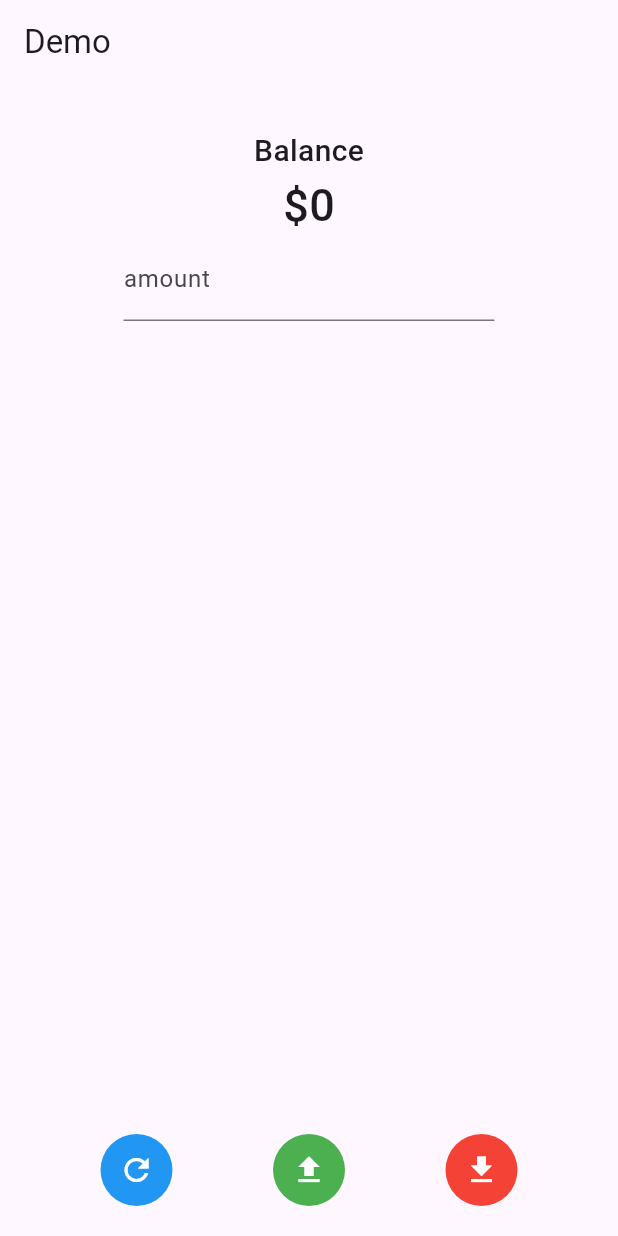
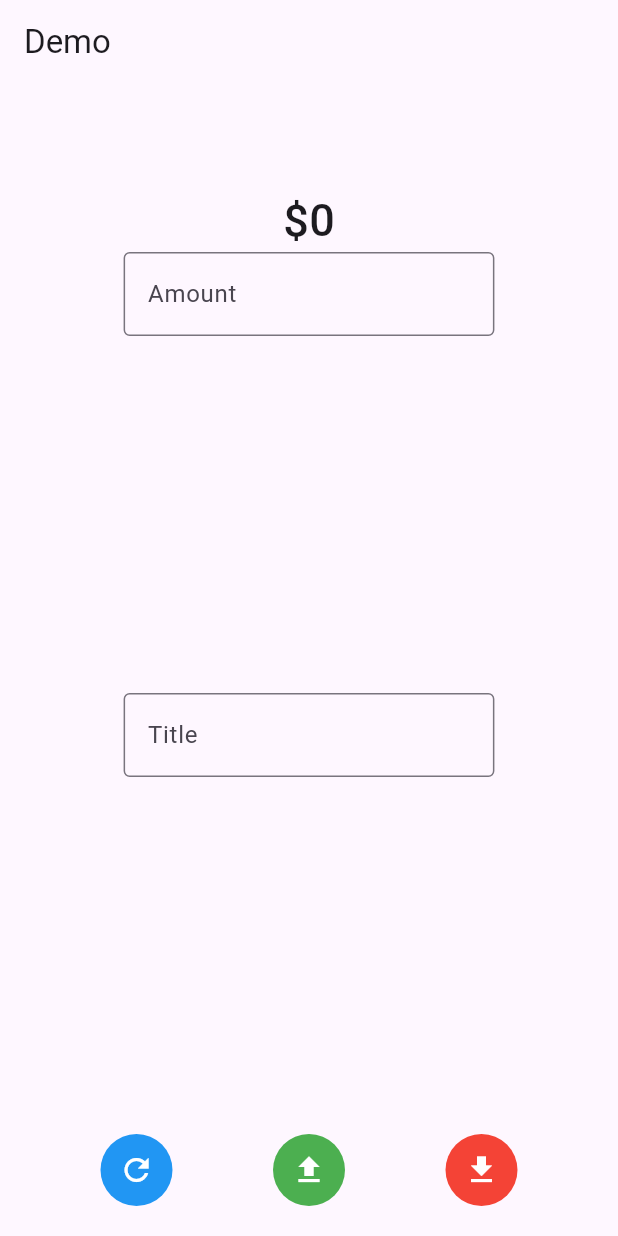
Before and after one commit to Alis-elsys/Diploma, a Flutter app: the screen it shows after launch, after a tap on the "refresh" icon, on a phone screen of 412 x 824 dp. Run offline on Flutter 3.47's test engine with Material 3 defaults, Android fonts, the phone set to English and light mode, and no system bars; our stand-ins replace flutter_animate, google_fonts, slider_button; missing offline and left inert: fl_toast, flutter_stripe, walletconnect_dart, walletconnect_flutter_v2, web3dart, web3modal_flutter; network calls fail.

Commit message:
90% working demo

```diff
--- a/Projects/example/example/lib/main.dart
+++ b/Projects/example/example/lib/main.dart
@@ -22,7 +22,8 @@ class MyApp extends StatefulWidget {
 class _MyAppState extends State<MyApp> with WidgetsBindingObserver {
   late Client httpClient;
   late Web3Client ethClient;
-  TextEditingController controller = TextEditingController();
+  TextEditingController controllerAmount = TextEditingController();
+  TextEditingController controllerTitle = TextEditingController();
   // Ethereum address
   final String myAddress = "0x5e5386C139c5A9F9d99a743Ff10647b140AB543c";
   // my "0x5e5386C139c5A9F9d99a743Ff10647b140AB543c";
@@ -35,9 +36,10 @@ class _MyAppState extends State<MyApp> with WidgetsBindingObserver {
   String privateKey = "5e0b7dd43a57934770bb8e7d563d26cc94f4c9cb4ec04c72e20cf1bee4cd66c3";
   //  my  "5e0b7dd43a57934770bb8e7d563d26cc94f4c9cb4ec04c72e20cf1bee4cd66c3";
 
-  var balance = 0;
+  int balance = 0;
+  String title = "";
   bool loading = false;
-  int amount = 0;
+  //int amount = 0;
 
 
   Future<String> transaction(String functionName, List<dynamic> args) async {
@@ -60,7 +62,7 @@ class _MyAppState extends State<MyApp> with WidgetsBindingObserver {
 
   Future<DeployedContract> getContract() async {
     String abi = await rootBundle.loadString("assets/abi.json");
-    String contractAddress = "0xA40aE19E33e7dF0bcA727cb1E10fe6Fc29C0b624";
+    String contractAddress = "0x8daA5912cea8B79818C9176b7Ee0773a9820f2Ff";
 
     final contract = DeployedContract(
       ContractAbi.fromJson(abi, contractName),
@@ -80,12 +82,11 @@ class _MyAppState extends State<MyApp> with WidgetsBindingObserver {
 
 
   Future<void> getBalance(String targetAddress) async {
-    EthereumAddress address = EthereumAddress.fromHex(targetAddress);
+    //EthereumAddress address1 = EthereumAddress.fromHex(targetAddress);
     List<dynamic> result = await query("getBalance", []);
     balance = result[0];
     setState(() {});
     loading = true;
-
 
   // try {
   //   loading = true;
@@ -100,6 +101,16 @@ class _MyAppState extends State<MyApp> with WidgetsBindingObserver {
   // }
   }
 
+  Future<void> getTitle(String targetAddress) async {
+    List<dynamic> result = await query("getTitle", []);
+    title = result[0];
+    setState(() {});
+  }
+
+  Future<void> refreshData(String targetAddress) async {
+      getBalance(targetAddress);
+      getTitle(targetAddress);
+  }
 
   Future<void> deposit(int amount) async {
     BigInt parsedAmount = BigInt.from(amount);
@@ -121,6 +132,7 @@ class _MyAppState extends State<MyApp> with WidgetsBindingObserver {
     httpClient = Client();
     ethClient = Web3Client(blockchainUrl, httpClient);
     getBalance(myAddress);
+    getTitle(myAddress);
   }
 
   @override
@@ -139,10 +151,10 @@ class _MyAppState extends State<MyApp> with WidgetsBindingObserver {
         child: Column(
           children: [
             SizedBox(
-              height: 30,
+              height: 40,
             ),
             Text(
-              "Balance",
+              "$title",
               style: TextStyle(fontSize: 20, fontWeight: FontWeight.w500),
             ),
             loading
@@ -154,9 +166,24 @@ class _MyAppState extends State<MyApp> with WidgetsBindingObserver {
             Container(
               width: MediaQuery.of(context).size.width * 0.6,
               child: TextField(
-                controller: controller,
+                controller: controllerAmount,
                 keyboardType: TextInputType.number,
-                decoration: InputDecoration(label: Text('amount')),
+                decoration: const InputDecoration(
+                  border: OutlineInputBorder(),
+                  label: Text('Amount')
+                ),
+              ),
+            ),
+            Spacer(),
+            Container(
+              width: MediaQuery.of(context).size.width * 0.6,
+              child: TextField(
+                controller: controllerTitle,
+                keyboardType: TextInputType.text,
+                decoration: const InputDecoration(
+                  border: OutlineInputBorder(),
+                  label: Text('Title')
+                ),
               ),
             ),
             Spacer(),
@@ -169,7 +196,7 @@ class _MyAppState extends State<MyApp> with WidgetsBindingObserver {
                     color: Colors.blue,
                   ),
                   child: IconButton(
-                    onPressed: () => getBalance(myAddress),
+                    onPressed: () => refreshData(myAddress),
                     icon: Icon(Icons.refresh),
                     color: Colors.white,
                   ),
@@ -180,7 +207,7 @@ class _MyAppState extends State<MyApp> with WidgetsBindingObserver {
                     color: Colors.green,
                   ),
                   child: IconButton(
-                    onPressed: () => deposit(int.parse(controller.text)),
+                    onPressed: () => deposit(int.parse(controllerAmount.text)),
                     icon: Icon(Icons.upload),
                     color: Colors.white,
                   ),
@@ -191,7 +218,7 @@ class _MyAppState extends State<MyApp> with WidgetsBindingObserver {
                     color: Colors.red,
                   ),
                   child: IconButton(
-                    onPressed: () => withdraw(int.parse(controller.text)),
+                    onPressed: () => withdraw(int.parse(controllerAmount.text)),
                     icon: Icon(Icons.download),
                     color: Colors.white,
                   ),
```
Also changed, not shown: Projects/example/example/assets/abi.json (+61 -22 lines), Projects/example/example/assets/assets/contract.json (deleted, +0 -30 lines), 1 other file.
